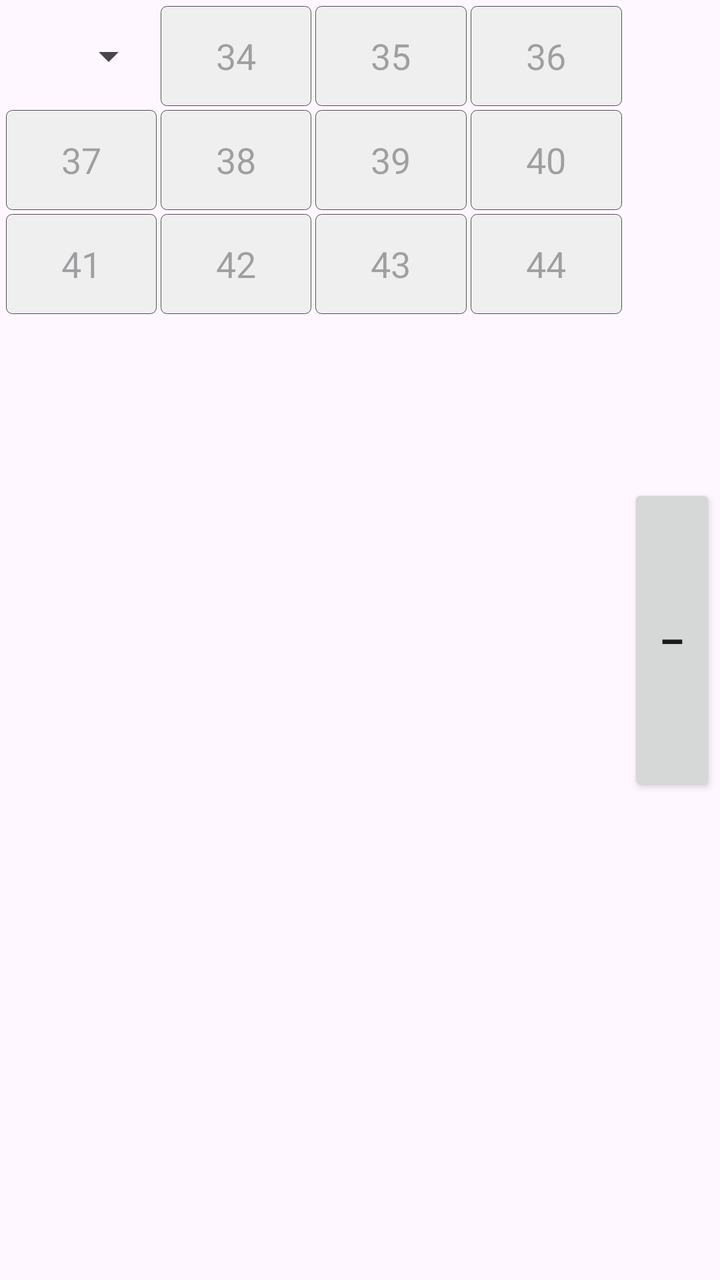
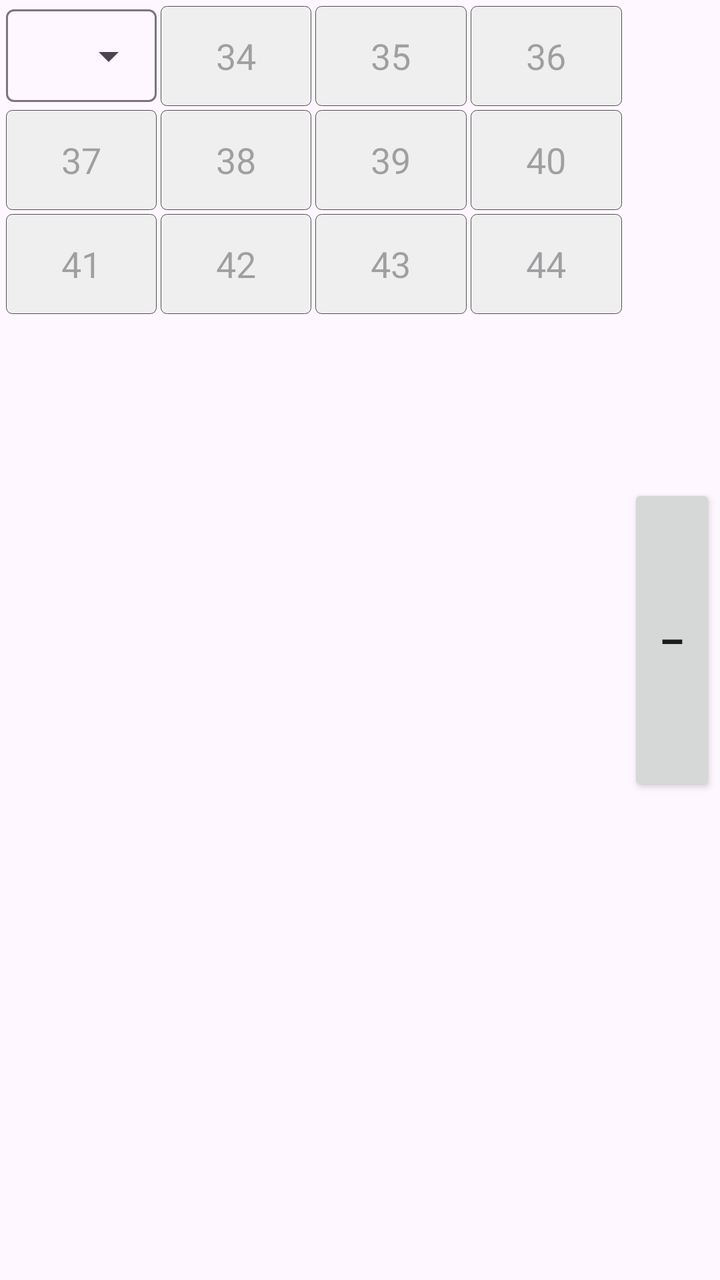

Compare the two renders of this Android layout. The source of the first and the diff that turns it into the second are given below.
<!-- AndroidManifest.xml: application theme Theme.MyApplication -->
<!-- res/layout/order_row.xml -->
<?xml version="1.0" encoding="utf-8"?>
<LinearLayout xmlns:android="http://schemas.android.com/apk/res/android"
    android:layout_width="match_parent"
    android:layout_height="wrap_content"
    android:orientation="horizontal"
    android:padding="2dp">

    <LinearLayout
        android:layout_width="0dp"
        android:layout_height="wrap_content"
        android:layout_weight="1"
        android:orientation="vertical">

        <LinearLayout
            android:layout_width="match_parent"
            android:layout_height="wrap_content"
            android:orientation="horizontal">

            <Spinner
                android:id="@+id/sp_color"
                android:layout_width="0dp"
                android:layout_height="50dp"
                android:layout_margin="1dp"
                android:layout_weight="1"
                android:entries="@array/color_array" />

            <EditText
                android:id="@+id/size34_fill"
                android:layout_width="0dp"
                android:layout_height="50dp"
                android:layout_margin="1dp"
                android:layout_weight="1"
                android:background="@drawable/edit_border"
                android:gravity="center"
                android:hint="34"
                android:inputType="number" />

            <EditText
                android:id="@+id/size35_fill"
                android:layout_width="0dp"
                android:layout_height="50dp"
                android:layout_margin="1dp"
                android:layout_weight="1"
                android:background="@drawable/edit_border"
                android:gravity="center"
                android:hint="35"
                android:inputType="number" />

            <EditText
                android:id="@+id/size36_fill"
                android:layout_width="0dp"
                android:layout_height="50dp"
                android:layout_margin="1dp"
                android:layout_weight="1"
                android:background="@drawable/edit_border"
                android:gravity="center"
                android:hint="36"
                android:inputType="number" />
        </LinearLayout>

        <LinearLayout
            android:layout_width="match_parent"
            android:layout_height="wrap_content"
            android:orientation="horizontal">

            <EditText
                android:id="@+id/size37_fill"
                android:layout_width="0dp"
                android:layout_height="50dp"
                android:layout_margin="1dp"
                android:layout_weight="1"
                android:background="@drawable/edit_border"
                android:gravity="center"
                android:hint="37"
                android:inputType="number" />

            <EditText
                android:id="@+id/size38_fill"
                android:layout_width="0dp"
                android:layout_height="50dp"
                android:layout_margin="1dp"
                android:layout_weight="1"
                android:background="@drawable/edit_border"
                android:gravity="center"
                android:hint="38"
                android:inputType="number" />

            <EditText
                android:id="@+id/size39_fill"
                android:layout_width="0dp"
                android:layout_height="50dp"
                android:layout_margin="1dp"
                android:layout_weight="1"
                android:background="@drawable/edit_border"
                android:gravity="center"
                android:hint="39"
                android:inputType="number" />

            <EditText
                android:id="@+id/size40_fill"
                android:layout_width="0dp"
                android:layout_height="50dp"
                android:layout_margin="1dp"
                android:layout_weight="1"
                android:background="@drawable/edit_border"
                android:gravity="center"
                android:hint="40"
                android:inputType="number" />
        </LinearLayout>


        <LinearLayout
            android:layout_width="match_parent"
            android:layout_height="wrap_content"
            android:orientation="horizontal">

            <EditText
                android:id="@+id/size41_fill"
                android:layout_width="0dp"
                android:layout_height="50dp"
                android:layout_margin="1dp"
                android:layout_weight="1"
                android:background="@drawable/edit_border"
                android:gravity="center"
                android:hint="41"
                android:inputType="number" />

            <EditText
                android:id="@+id/size42_fill"
                android:layout_width="0dp"
                android:layout_height="50dp"
                android:layout_margin="1dp"
                android:layout_weight="1"
                android:background="@drawable/edit_border"
                android:gravity="center"
                android:hint="42"
                android:inputType="number" />

            <EditText
                android:id="@+id/size43_fill"
                android:layout_width="0dp"
                android:layout_height="50dp"
                android:layout_margin="1dp"
                android:layout_weight="1"
                android:background="@drawable/edit_border"
                android:gravity="center"
                android:hint="43"
                android:inputType="number" />

            <EditText
                android:id="@+id/size44_fill"
                android:layout_width="0dp"
                android:layout_height="50dp"
                android:layout_margin="1dp"
                android:layout_weight="1"
                android:background="@drawable/edit_border"
                android:gravity="center"
                android:hint="44"
                android:inputType="number" />
        </LinearLayout>

    </LinearLayout>

    
    <Button
        android:id="@+id/btn_delete_row"
        android:layout_width="44dp"
        android:layout_height="156dp"
        android:layout_gravity="center_vertical"
        android:layout_marginStart="2dp"
        android:minWidth="0dp"
        android:minHeight="0dp"
        android:padding="0dp"
        android:text="@string/delete_order_row"
        android:textSize="24sp" />
</LinearLayout>
<!-- resources referenced by this layout -->
<resources>
  <array name="color_array">
          <item>黑色</item>
          <item>白色</item>
          <item>灰色</item>
          <item>其他</item>
      </array>
  <!-- drawable edit_border (drawable) -->
  <?xml version="1.0" encoding="utf-8"?>
  <layer-list
      xmlns:android="http://schemas.android.com/apk/res/android">
      <item>
          <shape
              android:shape="rectangle">
              <solid
                  android:color="#EFEFEF"/>
              <corners
                  android:radius="3dip"
                  />
              <stroke
                  android:width="0.5px"
                  android:color="#505050"/>
          </shape>
      </item>
  </layer-list>
  <string name="delete_order_row">−</string>
  <style name="Theme.MyApplication" parent="Base.Theme.MyApplication" />
  <style name="Base.Theme.MyApplication" parent="Theme.Material3.DayNight.NoActionBar">
          
          
      </style>
</resources>

<!-- the commit's change to res/layout/order_row.xml (unified diff, before → after) -->
@@ -1,5 +1,7 @@
 <?xml version="1.0" encoding="utf-8"?>
 <LinearLayout xmlns:android="http://schemas.android.com/apk/res/android"
+    xmlns:app="http://schemas.android.com/apk/res-auto"
+    xmlns:tools="http://schemas.android.com/tools"
     android:layout_width="match_parent"
     android:layout_height="wrap_content"
     android:orientation="horizontal"
@@ -16,13 +18,26 @@
             android:layout_height="wrap_content"
             android:orientation="horizontal">
 
-            <Spinner
-                android:id="@+id/sp_color"
+            
+            <com.google.android.material.textfield.TextInputLayout
+                android:id="@+id/layout_row_color"
+                style="@style/Widget.Material3.TextInputLayout.OutlinedBox.Dense.ExposedDropdownMenu"
                 android:layout_width="0dp"
-                android:layout_height="50dp"
+                android:layout_height="wrap_content"
+                android:layout_gravity="center_vertical"
                 android:layout_margin="1dp"
                 android:layout_weight="1"
-                android:entries="@array/color_array" />
+                app:hintEnabled="false">
+
+                <com.google.android.material.textfield.MaterialAutoCompleteTextView
+                    android:id="@+id/dropdown_row_color"
+                    android:layout_width="match_parent"
+                    android:layout_height="wrap_content"
+                    android:inputType="none"
+                    android:paddingStart="0dp"
+                    android:textSize="15sp"
+                    tools:ignore="LabelFor" />
+            </com.google.android.material.textfield.TextInputLayout>
 
             <EditText
                 android:id="@+id/size34_fill"
<!-- resource entries referenced after the edit -->
@@ -1,11 +1,5 @@
 <!-- resources referenced by this layout -->
 <resources>
-  <array name="color_array">
-          <item>黑色</item>
-          <item>白色</item>
-          <item>灰色</item>
-          <item>其他</item>
-      </array>
   <!-- drawable edit_border (drawable) -->
   <?xml version="1.0" encoding="utf-8"?>
   <layer-list
